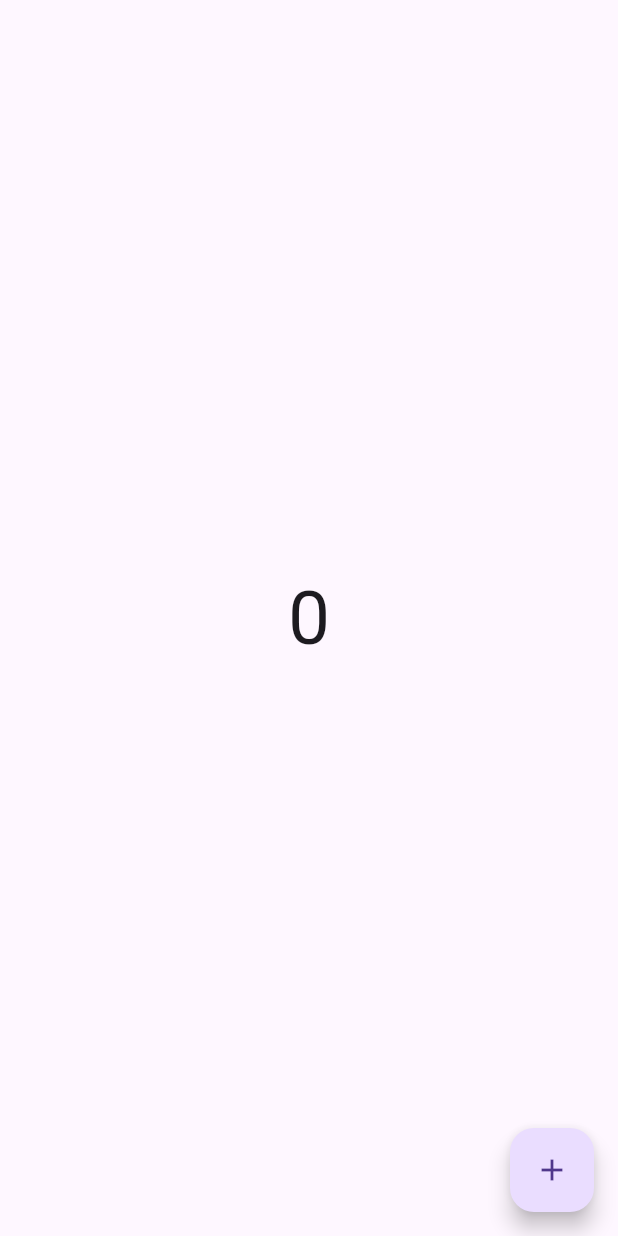
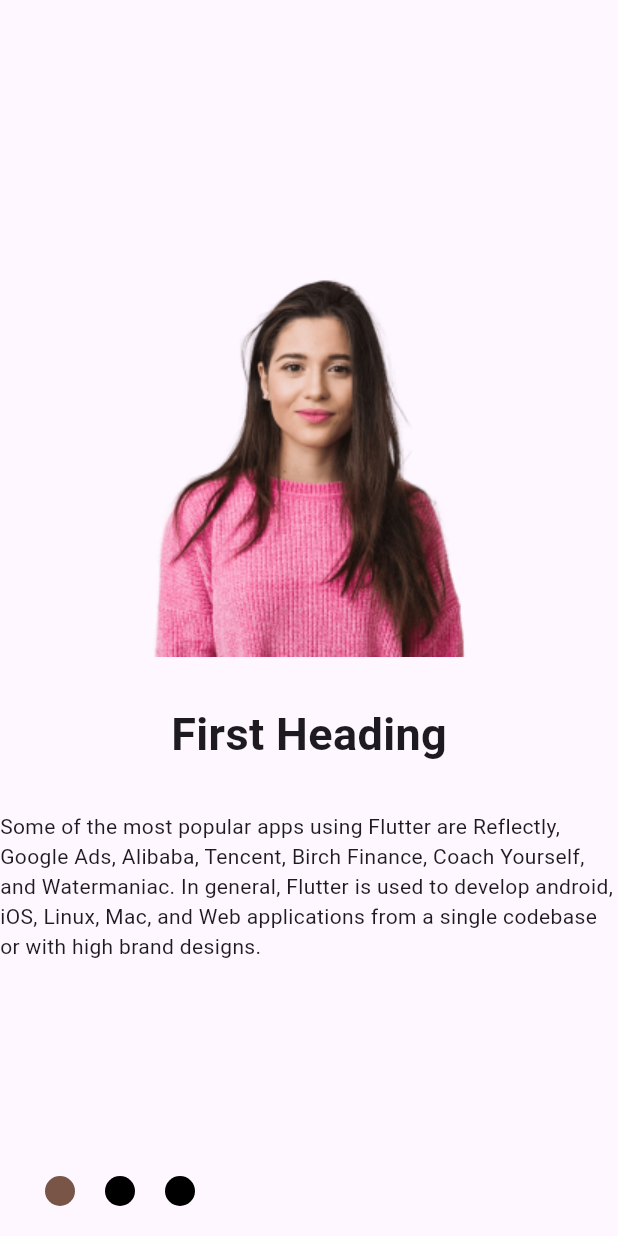
Before and after one commit to infoenum-testing/flutter_session, a Flutter app: the screen it shows after launch, on a phone screen of 412 x 824 dp. Run offline on Flutter 3.47's test engine with Material 3 defaults, Android fonts, the phone set to English and light mode, and no system bars; missing offline and left inert: dart:ffi.

Commit message:
working on onbording screen

```diff
--- a/lib/main.dart
+++ b/lib/main.dart
@@ -13,6 +13,7 @@ import 'package:flutter_application_demo/screens/flexible_and_expanded.dart';
 import 'package:flutter_application_demo/screens/form_validation.dart';
 import 'package:flutter_application_demo/screens/home_page.dart';
 import 'package:flutter_application_demo/screens/home_screen.dart';
+import 'package:flutter_application_demo/screens/onbording_screen.dart';
 import 'package:flutter_application_demo/screens/routing_screen/first_rout_screen.dart';
 import 'package:flutter_application_demo/screens/routing_screen/second_rout_screen.dart';
 import 'package:flutter_application_demo/screens/routing_screen/third_rout_screen.dart';
@@ -33,7 +34,7 @@ class MyApp extends StatelessWidget {
     return MaterialApp(
       title: "prakhar",
       debugShowCheckedModeBanner: false,
-      home: StreamDemo(),
+      home: OnbordingScreen(),
       // initialRoute: RouteName.firstscreen,
       // routes: {
       //   FirstRoutScreen.id: (context) => FirstRoutScreen(),
--- /dev/null
+++ b/lib/models/onbording_data_model.dart
@@ -0,0 +1,8 @@
+class OnbordingDataModel {
+  final String img;
+  final String heading;
+  final String content;
+
+  OnbordingDataModel(
+      {required this.img, required this.heading, required this.content});
+}
--- a/lib/screens/Stream_demo.dart
+++ b/lib/screens/Stream_demo.dart
@@ -4,39 +4,106 @@ import 'package:flutter/material.dart';
 
 class StreamDemo extends StatelessWidget {
   StreamDemo({super.key});
+
   int counter = 0;
 
-  StreamController<int> _streamController = StreamController<int>();
-
+  StreamController<int> _streamController = StreamController<int>.broadcast();
+  StreamController<String> streamStringController = StreamController<String>();
+  TextEditingController _textEditingController = TextEditingController();
   @override
   Widget build(BuildContext context) {
     return Scaffold(
-      body: StreamBuilder(
-          stream: _streamController.stream,
-          builder: ((context, snapshot) {
-            if (snapshot.hasData) {
-              return Center(
-                child: Text(
-                  "${snapshot.data}",
-                  style: TextStyle(fontSize: 50),
-                ),
-              );
-            } else {
-              return Center(
-                child: Text(
-                  "0",
-                  style: TextStyle(fontSize: 50),
-                ),
-              );
-            }
-          })),
-      floatingActionButton: FloatingActionButton(
-        onPressed: () {
-          counter++;
-          _streamController.sink.add(counter);
-        },
-        child: Icon(Icons.add),
+      body: Column(
+        mainAxisAlignment: MainAxisAlignment.spaceEvenly,
+        children: [
+          // StreamBuilder(
+          //     stream: _streamController.stream,
+          //     builder: ((context, snapshot) {
+          //       if (snapshot.hasData) {
+          //         return Center(
+          //           child: Text(
+          //             "${snapshot.data}",
+          //             style: TextStyle(fontSize: 50),
+          //           ),
+          //         );
+          //       } else {
+          //         return Center(
+          //           child: Text(
+          //             "0",
+          //             style: TextStyle(fontSize: 50),
+          //           ),
+          //         );
+          //       }
+          //     })),
+          // StreamBuilder(
+          //     stream: _streamController.stream,
+          //     builder: ((context, snapshot) {
+          //       if (snapshot.hasData) {
+          //         return Center(
+          //           child: Text(
+          //             "${snapshot.data}",
+          //             style: TextStyle(fontSize: 50),
+          //           ),
+          //         );
+          //       } else {
+          //         return Center(
+          //           child: Text(
+          //             "0",
+          //             style: TextStyle(fontSize: 50),
+          //           ),
+          //         );
+          //       }
+          //     })),
+          // StreamBuilder(
+          //     stream: _streamController.stream,
+          //     builder: ((context, snapshot) {
+          //       if (snapshot.hasData) {
+          //         return Center(
+          //           child: Text(
+          //             "${snapshot.data}",
+          //             style: TextStyle(fontSize: 50),
+          //           ),
+          //         );
+          //       } else {
+          //         return Center(
+          //           child: Text(
+          //             "0",
+          //             style: TextStyle(fontSize: 50),
+          //           ),
+          //         );
+          //       }
+          //     })),
+
+          Padding(
+            padding: const EdgeInsets.all(8.0),
+            child: TextField(
+              controller: _textEditingController,
+              decoration: InputDecoration(border: OutlineInputBorder()),
+            ),
+          ),
+          ElevatedButton(
+              onPressed: () {
+                streamStringController.sink.add(_textEditingController.text);
+              },
+              child: Text("Update")),
+
+          StreamBuilder<String>(
+              stream: streamStringController.stream,
+              builder: (context, snapshot) {
+                return Text(
+                  snapshot.data ?? "",
+                  style: TextStyle(fontSize: 20),
+                );
+              }),
+        ],
       ),
+      // floatingActionButton: FloatingActionButton(
+      //   onPressed: () {
+      //     counter++;
+      //     _streamController.sink.add(counter);
+      //   },
+      //   child: Icon(Icons.add),
+      // ),
     );
   }
 }
--- /dev/null
+++ b/lib/screens/onbording_screen.dart
@@ -0,0 +1,102 @@
+import 'dart:async';
+import 'dart:ffi';
+
+import 'package:flutter/material.dart';
+import 'package:flutter_application_demo/models/onbording_data_model.dart';
+
+class OnbordingScreen extends StatefulWidget {
+  OnbordingScreen({super.key});
+
+  @override
+  State<OnbordingScreen> createState() => _OnbordingScreenState();
+}
+
+class _OnbordingScreenState extends State<OnbordingScreen> {
+  List<OnbordingDataModel> onbordingData = [
+    OnbordingDataModel(
+        img: "assets/img/guide_image.png",
+        heading: "First Heading",
+        content:
+            "Some of the most popular apps using Flutter are Reflectly, Google Ads, Alibaba, Tencent, Birch Finance, Coach Yourself, and Watermaniac. In general, Flutter is used to develop android, iOS, Linux, Mac, and Web applications from a single codebase or with high brand designs."),
+    OnbordingDataModel(
+        img: "assets/img/meditate_image.png",
+        heading: "second Heading",
+        content:
+            "Some of the most popular apps using Flutter are Reflectly, Google Ads, Alibaba, Tencent, Birch Finance, Coach Yourself, and Watermaniac. In general, Flutter is used to develop android, iOS, Linux, Mac, and Web applications from a single codebase or with high brand designs."),
+    OnbordingDataModel(
+        img: "assets/img/sleep_image.png",
+        heading: "Third Heading",
+        content:
+            "Some of the most popular apps using Flutter are Reflectly, Google Ads, Alibaba, Tencent, Birch Finance, Coach Yourself, and Watermaniac. In general, Flutter is used to develop android, iOS, Linux, Mac, and Web applications from a single codebase or with high brand designs.")
+  ];
+
+  StreamController<int> _streamController = StreamController<int>();
+
+  @override
+  void initState() {
+    // TODO: implement initState
+    _streamController.sink.add(0);
+    super.initState();
+  }
+
+  @override
+  Widget build(BuildContext context) {
+    return Scaffold(
+      body: Stack(
+        children: [
+          PageView.builder(
+              itemCount: onbordingData.length,
+              onPageChanged: (value) {
+                _streamController.sink.add(value);
+              },
+              itemBuilder: (context, index) {
+                return Column(
+                  crossAxisAlignment: CrossAxisAlignment.center,
+                  mainAxisAlignment: MainAxisAlignment.center,
+                  children: [
+                    Image.asset(onbordingData[index].img),
+                    SizedBox(
+                      height: 30,
+                      width: double.infinity,
+                    ),
+                    Text(
+                      onbordingData[index].heading,
+                      style:
+                          TextStyle(fontSize: 30, fontWeight: FontWeight.bold),
+                    ),
+                    SizedBox(
+                      height: 30,
+                    ),
+                    Align(
+                        alignment: Alignment.center,
+                        child: Text(onbordingData[index].content))
+                  ],
+                );
+              }),
+          StreamBuilder<int>(
+              stream: _streamController.stream,
+              builder: (context, snapshot) {
+                return Positioned(
+                  left: 20,
+                  bottom: 20,
+                  child: Row(
+                    children: List.generate(
+                        onbordingData.length,
+                        (index) => Container(
+                              decoration: BoxDecoration(
+                                  color: snapshot.data == index
+                                      ? Colors.brown
+                                      : Colors.black,
+                                  borderRadius: BorderRadius.circular(12)),
+                              margin: EdgeInsets.symmetric(horizontal: 10),
+                              width: 20,
+                              height: 20,
+                            )),
+                  ),
+                );
+              })
+        ],
+      ),
+    );
+  }
+}
```
Also changed, not shown: lib/screens/home_page.dart (+23 -33 lines), assets/img/guide_image.png (added), assets/img/meditate_image.png (added), assets/img/sleep_image.png (added).
